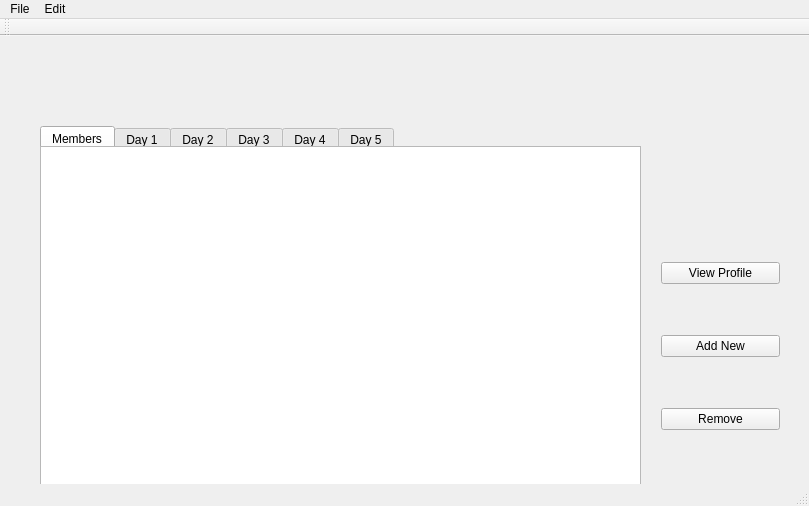
Before: the Qt Designer form mainwindow.ui in oneofthem999/Wholesale-Group-Project-CS-008, drawn with Qt 5.
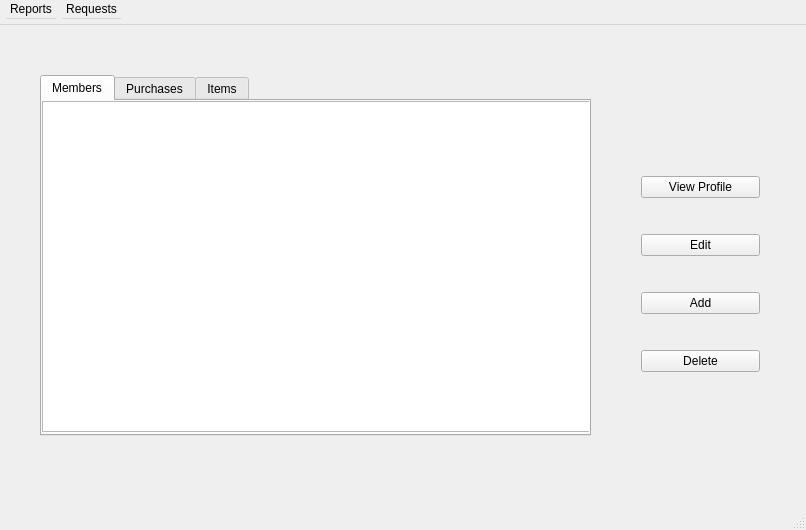
After: the same form once the commit is applied.

Commit message:
(Don't merge) Populates tables from file data
Fills memberList, purchaseHistory and Inventory
Shows grand total in application output
Delete button removes selected member from memberList and deletes the row
View Profile button shows member's rebate and whether they should upgrade/downgrade (in application output)

The edit to the form file:
```diff
--- a/mainwindow.ui
+++ b/mainwindow.ui
@@ -6,29 +6,22 @@
    <rect>
     <x>0</x>
     <y>0</y>
-    <width>809</width>
-    <height>506</height>
+    <width>806</width>
+    <height>530</height>
    </rect>
   </property>
   <property name="windowTitle">
    <string>MainWindow</string>
   </property>
   <widget class="QWidget" name="centralWidget">
-   <widget class="QTableWidget" name="tableWidget">
-    <property name="geometry">
-     <rect>
-      <x>40</x>
-      <y>110</y>
-      <width>601</width>
-      <height>341</height>
-     </rect>
-    </property>
-   </widget>
    <widget class="QTabWidget" name="tabWidget">
+    <property name="enabled">
+     <bool>true</bool>
+    </property>
     <property name="geometry">
      <rect>
       <x>40</x>
-      <y>90</y>
+      <y>50</y>
       <width>551</width>
       <height>361</height>
      </rect>
@@ -40,62 +33,73 @@
      <attribute name="title">
       <string>Members</string>
      </attribute>
-     <zorder>tableWidget</zorder>
+     <widget class="QTableWidget" name="tableWidget">
+      <property name="geometry">
+       <rect>
+        <x>0</x>
+        <y>0</y>
+        <width>551</width>
+        <height>331</height>
+       </rect>
+      </property>
+     </widget>
     </widget>
     <widget class="QWidget" name="tab_2">
      <attribute name="title">
-      <string>Day 1</string>
+      <string>Purchases</string>
      </attribute>
     </widget>
     <widget class="QWidget" name="tab_3">
      <attribute name="title">
-      <string>Day 2</string>
+      <string>Items</string>
      </attribute>
-    </widget>
-    <widget class="QWidget" name="tab_4">
-     <attribute name="title">
-      <string>Day 3</string>
-     </attribute>
-    </widget>
-    <widget class="QWidget" name="tab_5">
-     <attribute name="title">
-      <string>Day 4</string>
-     </attribute>
-    </widget>
-    <widget class="QWidget" name="tab_6">
-     <attribute name="title">
-      <string>Day 5</string>
-     </attribute>
+     <widget class="QTableWidget" name="tableWidget_3">
+      <property name="geometry">
+       <rect>
+        <x>0</x>
+        <y>0</y>
+        <width>551</width>
+        <height>331</height>
+       </rect>
+      </property>
+     </widget>
     </widget>
    </widget>
    <widget class="QWidget" name="verticalLayoutWidget">
     <property name="geometry">
      <rect>
-      <x>650</x>
-      <y>170</y>
+      <x>630</x>
+      <y>110</y>
       <width>141</width>
       <height>281</height>
      </rect>
     </property>
     <layout class="QVBoxLayout" name="verticalLayout">
      <item>
-      <widget class="QPushButton" name="pushButton_2">
+      <widget class="QPushButton" name="pushButton">
        <property name="text">
         <string>View Profile</string>
        </property>
       </widget>
      </item>
+     <item>
+      <widget class="QPushButton" name="pushButton_2">
+       <property name="text">
+        <string>Edit</string>
+       </property>
+      </widget>
+     </item>
      <item>
       <widget class="QPushButton" name="pushButton_3">
        <property name="text">
-        <string>Add New</string>
+        <string>Add</string>
        </property>
       </widget>
      </item>
      <item>
-      <widget class="QPushButton" name="pushButton">
+      <widget class="QPushButton" name="pushButton_4">
        <property name="text">
-        <string>Remove</string>
+        <string>Delete</string>
        </property>
       </widget>
      </item>
@@ -110,31 +114,38 @@
     <rect>
      <x>0</x>
      <y>0</y>
-     <width>809</width>
-     <height>21</height>
+     <width>806</width>
+     <height>25</height>
     </rect>
    </property>
+   <property name="sizePolicy">
+    <sizepolicy hsizetype="Preferred" vsizetype="Preferred">
+     <horstretch>0</horstretch>
+     <verstretch>0</verstretch>
+    </sizepolicy>
+   </property>
+   <property name="minimumSize">
+    <size>
+     <width>0</width>
+     <height>25</height>
+    </size>
+   </property>
+   <property name="nativeMenuBar">
+    <bool>false</bool>
+   </property>
    <widget class="QMenu" name="menuName_h_Not_Found">
     <property name="title">
-     <string>File</string>
+     <string>Reports</string>
     </property>
    </widget>
    <widget class="QMenu" name="menuEdit">
     <property name="title">
-     <string>Edit</string>
+     <string>Requests</string>
     </property>
    </widget>
    <addaction name="menuName_h_Not_Found"/>
    <addaction name="menuEdit"/>
   </widget>
-  <widget class="QToolBar" name="mainToolBar">
-   <attribute name="toolBarArea">
-    <enum>TopToolBarArea</enum>
-   </attribute>
-   <attribute name="toolBarBreak">
-    <bool>false</bool>
-   </attribute>
-  </widget>
   <widget class="QStatusBar" name="statusBar"/>
  </widget>
  <layoutdefault spacing="6" margin="11"/>
```
Left out of the diff: 99 changed lines with no effect on the pictures. The commit also changes 2 other files.
